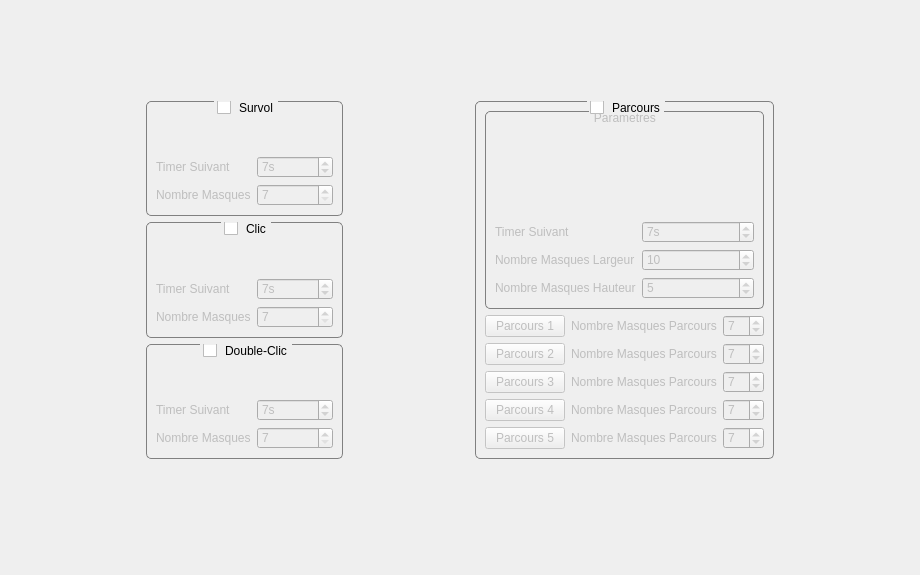
Above: editeur.ui from Txikilinux/leterrier-mulot before the change. Below: the same form after it.
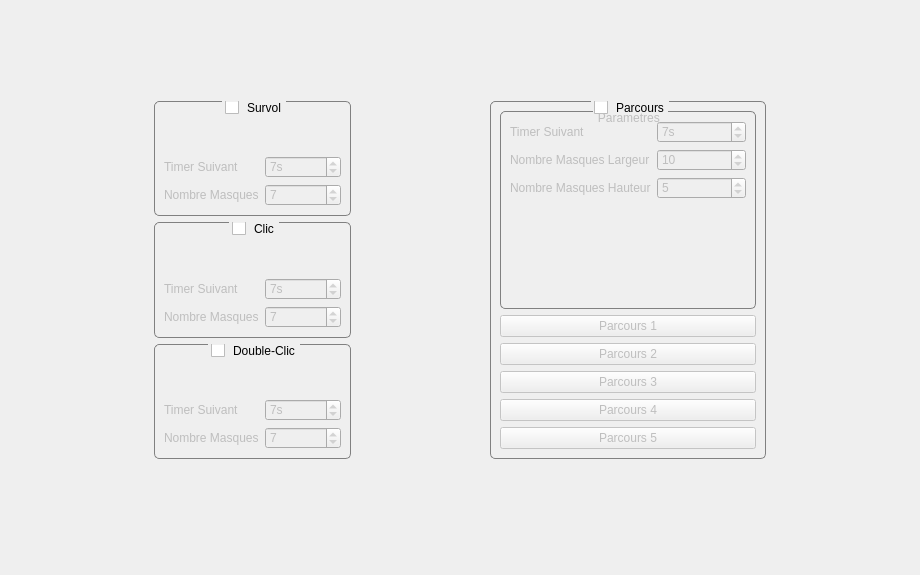
That is the form after the change. The open tabs and pages were chosen to show the change. Icons and pictures are not drawn. Custom widgets are drawn as their Qt base class.

Commit message: Integration editeur parcours dans le stackedWidget (non fini)

Diff of the .ui file:
```diff
--- a/editeur.ui
+++ b/editeur.ui
@@ -518,7 +518,7 @@
                  </sizepolicy>
                 </property>
                 <property name="minimum">
-                 <number>7</number>
+                 <number>3</number>
                 </property>
                 <property name="value">
                  <number>7</number>
@@ -605,7 +605,7 @@
                  </sizepolicy>
                 </property>
                 <property name="minimum">
-                 <number>7</number>
+                 <number>3</number>
                 </property>
                 <property name="value">
                  <number>7</number>
@@ -701,7 +701,7 @@
                  </sizepolicy>
                 </property>
                 <property name="minimum">
-                 <number>7</number>
+                 <number>3</number>
                 </property>
                 <property name="value">
                  <number>7</number>
@@ -779,26 +779,13 @@
                   <enum>QFormLayout::AllNonFixedFieldsGrow</enum>
                  </property>
                  <item row="0" column="0">
-                  <spacer name="verticalSpacer_6">
-                   <property name="orientation">
-                    <enum>Qt::Vertical</enum>
-                   </property>
-                   <property name="sizeHint" stdset="0">
-                    <size>
-                     <width>20</width>
-                     <height>40</height>
-                    </size>
-                   </property>
-                  </spacer>
-                 </item>
-                 <item row="1" column="0">
                   <widget class="QLabel" name="labelParcoursSuivant">
                    <property name="text">
                     <string>Timer Suivant</string>
                    </property>
                   </widget>
                  </item>
-                 <item row="1" column="1">
+                 <item row="0" column="1">
                   <widget class="QSpinBox" name="spinBoxParcoursSuivant">
                    <property name="sizePolicy">
                     <sizepolicy hsizetype="Minimum" vsizetype="Preferred">
@@ -817,14 +804,14 @@
                    </property>
                   </widget>
                  </item>
-                 <item row="2" column="0">
+                 <item row="1" column="0">
                   <widget class="QLabel" name="labelParcoursMasqueLargeur">
                    <property name="text">
                     <string>Nombre Masques Largeur</string>
                    </property>
                   </widget>
                  </item>
-                 <item row="2" column="1">
+                 <item row="1" column="1">
                   <widget class="QSpinBox" name="spinBoxParcoursMasquesLargeur">
                    <property name="sizePolicy">
                     <sizepolicy hsizetype="Minimum" vsizetype="Preferred">
@@ -835,19 +822,25 @@
                    <property name="suffix">
                     <string/>
                    </property>
+                   <property name="minimum">
+                    <number>2</number>
+                   </property>
+                   <property name="maximum">
+                    <number>50</number>
+                   </property>
                    <property name="value">
                     <number>10</number>
                    </property>
                   </widget>
                  </item>
-                 <item row="3" column="0">
+                 <item row="2" column="0">
                   <widget class="QLabel" name="labelDoubleClicVerifier">
                    <property name="text">
                     <string>Nombre Masques Hauteur</string>
                    </property>
                   </widget>
                  </item>
-                 <item row="3" column="1">
+                 <item row="2" column="1">
                   <widget class="QSpinBox" name="spinBoxParcoursMasqueHauteur">
                    <property name="sizePolicy">
                     <sizepolicy hsizetype="Minimum" vsizetype="Preferred">
@@ -855,6 +848,12 @@
                      <verstretch>0</verstretch>
                     </sizepolicy>
                    </property>
+                   <property name="minimum">
+                    <number>2</number>
+                   </property>
+                   <property name="maximum">
+                    <number>50</number>
+                   </property>
                    <property name="value">
                     <number>5</number>
                    </property>
@@ -874,32 +873,6 @@
                 </property>
                </widget>
               </item>
-              <item>
-               <widget class="QLabel" name="labelParcoursNbMasques_1">
-                <property name="text">
-                 <string>Nombre Masques Parcours</string>
-                </property>
-               </widget>
-              </item>
-              <item>
-               <widget class="QSpinBox" name="spinBoxParcoursMasque_1">
-                <property name="sizePolicy">
-                 <sizepolicy hsizetype="Minimum" vsizetype="Preferred">
-                  <horstretch>0</horstretch>
-                  <verstretch>0</verstretch>
-                 </sizepolicy>
-                </property>
-                <property name="minimum">
-                 <number>3</number>
-                </property>
-                <property name="maximum">
-                 <number>99</number>
-                </property>
-                <property name="value">
-                 <number>7</number>
-                </property>
-               </widget>
-              </item>
              </layout>
             </item>
             <item row="2" column="0">
@@ -911,32 +884,6 @@
                 </property>
                </widget>
               </item>
-              <item>
-               <widget class="QLabel" name="labelParcoursNbMasques_2">
-                <property name="text">
-                 <string>Nombre Masques Parcours</string>
-                </property>
-               </widget>
-              </item>
-              <item>
-               <widget class="QSpinBox" name="spinBoxParcoursMasque_2">
-                <property name="sizePolicy">
-                 <sizepolicy hsizetype="Minimum" vsizetype="Preferred">
-                  <horstretch>0</horstretch>
-                  <verstretch>0</verstretch>
-                 </sizepolicy>
-                </property>
-                <property name="minimum">
-                 <number>3</number>
-                </property>
-                <property name="maximum">
-                 <number>99</number>
-                </property>
-                <property name="value">
-                 <number>7</number>
-                </property>
-               </widget>
-              </item>
              </layout>
             </item>
             <item row="3" column="0">
@@ -948,32 +895,6 @@
                 </property>
                </widget>
               </item>
-              <item>
-               <widget class="QLabel" name="labelParcoursNbMasques_3">
-                <property name="text">
-                 <string>Nombre Masques Parcours</string>
-                </property>
-               </widget>
-              </item>
-              <item>
-               <widget class="QSpinBox" name="spinBoxParcoursMasque_3">
-                <property name="sizePolicy">
-                 <sizepolicy hsizetype="Minimum" vsizetype="Preferred">
-                  <horstretch>0</horstretch>
-                  <verstretch>0</verstretch>
-                 </sizepolicy>
-                </property>
-                <property name="minimum">
-                 <number>3</number>
-                </property>
-                <property name="maximum">
-                 <number>99</number>
-                </property>
-                <property name="value">
-                 <number>7</number>
-                </property>
-               </widget>
-              </item>
              </layout>
             </item>
             <item row="4" column="0">
@@ -985,32 +906,6 @@
                 </property>
                </widget>
               </item>
-              <item>
-               <widget class="QLabel" name="labelParcoursNbMasques_4">
-                <property name="text">
-                 <string>Nombre Masques Parcours</string>
-                </property>
-               </widget>
-              </item>
-              <item>
-               <widget class="QSpinBox" name="spinBoxParcoursMasque_4">
-                <property name="sizePolicy">
-                 <sizepolicy hsizetype="Minimum" vsizetype="Preferred">
-                  <horstretch>0</horstretch>
-                  <verstretch>0</verstretch>
-                 </sizepolicy>
-                </property>
-                <property name="minimum">
-                 <number>3</number>
-                </property>
-                <property name="maximum">
-                 <number>99</number>
-                </property>
-                <property name="value">
-                 <number>7</number>
-                </property>
-               </widget>
-              </item>
              </layout>
             </item>
             <item row="5" column="0">
@@ -1022,32 +917,6 @@
                 </property>
                </widget>
               </item>
-              <item>
-               <widget class="QLabel" name="labelParcoursNbMasques_5">
-                <property name="text">
-                 <string>Nombre Masques Parcours</string>
-                </property>
-               </widget>
-              </item>
-              <item>
-               <widget class="QSpinBox" name="spinBoxParcoursMasque_5">
-                <property name="sizePolicy">
-                 <sizepolicy hsizetype="Minimum" vsizetype="Preferred">
-                  <horstretch>0</horstretch>
-                  <verstretch>0</verstretch>
-                 </sizepolicy>
-                </property>
-                <property name="minimum">
-                 <number>3</number>
-                </property>
-                <property name="maximum">
-                 <number>99</number>
-                </property>
-                <property name="value">
-                 <number>7</number>
-                </property>
-               </widget>
-              </item>
              </layout>
             </item>
            </layout>
```
Left out of the diff: 73 changed lines with no effect on the pictures. The commit also changes 6 other files.
